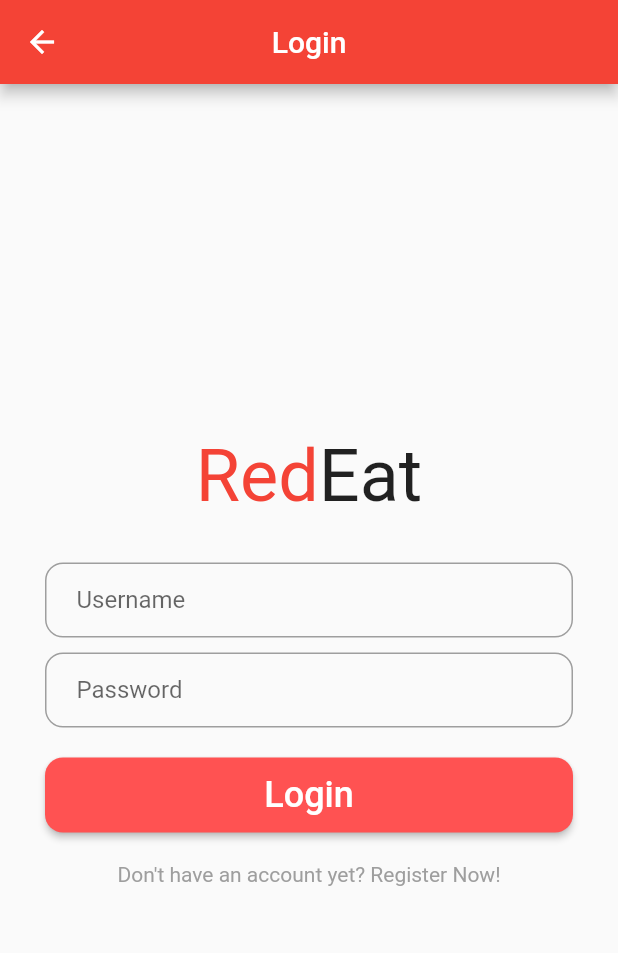
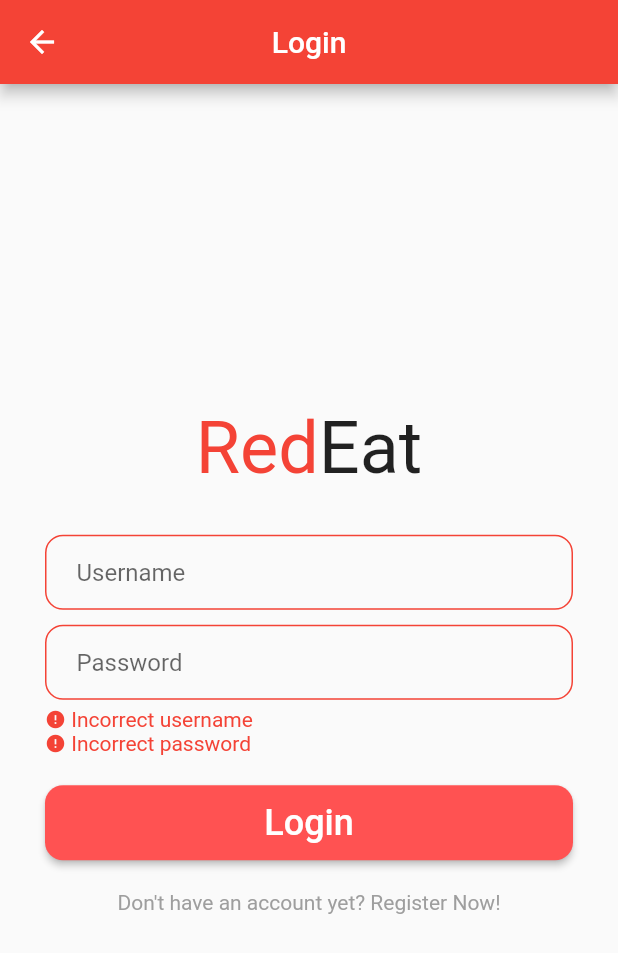
Before and after one commit to GDSCUTM-CommunityProjects/RedEat, a Flutter app: the LoginPage screen opened by its route, after a tap on "Login", on a phone screen of 412 x 824 dp. Shown: the top 953 px of the screen. Run offline on Flutter 3.47's test engine with Material 2 defaults, Android fonts, the phone set to English and light mode, and no system bars.

Commit message:
Added username and password check

```diff
--- a/src/lib/login.dart
+++ b/src/lib/login.dart
@@ -8,6 +8,28 @@ class LoginPage extends StatefulWidget {
 }
 
 class _LoginPageState extends State<LoginPage> {
+
+  final usernameController = TextEditingController();
+  final passwordController = TextEditingController();
+  bool usernameCorrect = true;
+  bool passwordCorrect = true;
+
+  @override
+  void initState() {
+    // TODO: implement initState
+    super.initState();
+    usernameCorrect = true;
+    passwordCorrect = true;
+  }
+
+  @override
+  void dispose() {
+    // TODO: implement dispose
+    usernameController.dispose();
+    passwordController.dispose();
+    super.dispose();
+  }
+
   @override
   Widget build(BuildContext context) {
     return Scaffold(
@@ -46,12 +68,13 @@ class _LoginPageState extends State<LoginPage> {
                 padding: const EdgeInsets.symmetric(horizontal: 30.0),
                 child: Container(
                   decoration: BoxDecoration(
-                    border: Border.all(color: Colors.grey),
+                    border: Border.all(color: (usernameCorrect) ? Colors.grey : Colors.red),
                     borderRadius: BorderRadius.circular(12),
                   ),
                   child: Padding(
                     padding: const EdgeInsets.symmetric(horizontal: 20),
                     child: TextField(
+                      controller: usernameController,
                       decoration: InputDecoration(
                         border: InputBorder.none,
                         hintText: 'Username',
@@ -67,18 +90,71 @@ class _LoginPageState extends State<LoginPage> {
                 padding: const EdgeInsets.symmetric(horizontal: 30.0),
                 child: Container(
                   decoration: BoxDecoration(
-                    border: Border.all(color: Colors.grey),
+                    border: Border.all(color: (passwordCorrect) ? Colors.grey : Colors.red),
                     borderRadius: BorderRadius.circular(12),
                   ),
                   child: Padding(
                       padding: const EdgeInsets.symmetric(horizontal: 20),
                       child: TextField(
+                        controller: passwordController,
                         decoration: InputDecoration(
                           border: InputBorder.none,
                           hintText: 'Password',
                         ),
                         obscureText: true,
                       )
+                  ),
+                ),
+              ),
+            (usernameCorrect && passwordCorrect) ? SizedBox(height: 0) : SizedBox(height: 5),
+
+              // Error messages
+              Padding(
+                padding: const EdgeInsets.symmetric(horizontal: 30.0),
+                child: Container(
+                  width: MediaQuery.of(context).size.width,
+                  // decoration: BoxDecoration(
+                  //   border: Border.all(color: (passwordCorrect) ? Colors.grey : Colors.red),
+                  //   borderRadius: BorderRadius.circular(12),
+                  // ),
+                  child: Column(
+                    crossAxisAlignment: CrossAxisAlignment.start,
+
+                    children: [
+                      if (!usernameCorrect)
+                        Row(
+                          children: [
+                            Icon(
+                              Icons.error,
+                              color: Colors.red,
+                              size: 14.0,
+                            ),
+                            Text(
+                              ' Incorrect username',
+                              textAlign: TextAlign.start,
+                              style: TextStyle(
+                                color: Colors.red,
+                              ),
+                            ),
+                          ],
+                        ),
+                      if (!passwordCorrect)
+                        Row(
+                          children: [
+                            Icon(
+                              Icons.error,
+                              color: Colors.red,
+                              size: 14.0,
+                            ),
+                            Text(
+                              ' Incorrect password',
+                              style: TextStyle(
+                                color: Colors.red,
+                              ),
+                            ),
+                          ],
+                        ),
+                    ],
                   ),
                 ),
               ),
@@ -95,7 +171,10 @@ class _LoginPageState extends State<LoginPage> {
                       borderRadius: BorderRadius.circular(12),
                     )
                   ),
-                  onPressed: () {},
+                  onPressed: () {
+                    (usernameController.text == 'username') ? setState(() => usernameCorrect = true ) : setState(() => usernameCorrect = false );
+                    (passwordController.text == 'password') ? setState(() => passwordCorrect = true ) : setState(() => passwordCorrect = false );
+                  },
                   child: Text(
                     'Login',
                     style: TextStyle(fontSize: 24),
--- a/src/lib/main.dart
+++ b/src/lib/main.dart
@@ -13,10 +13,8 @@ class MyApp extends StatelessWidget {
     return MaterialApp(
       initialRoute: '/',
       routes: {
-        // Initial route is MyHomePage
-        '/': (context) => MyHomePage(title: 'Flutter Demo Home Page'),
-        // Route for login page
-        '/login': (context) => LoginPage(),
+        '/': (context) => MyHomePage(title: 'Flutter Demo Home Page'),  // Initial route is MyHomePage
+        '/login': (context) => LoginPage(),                             // Route for login page
       },
       title: 'Flutter Demo',
       theme: ThemeData(
```
